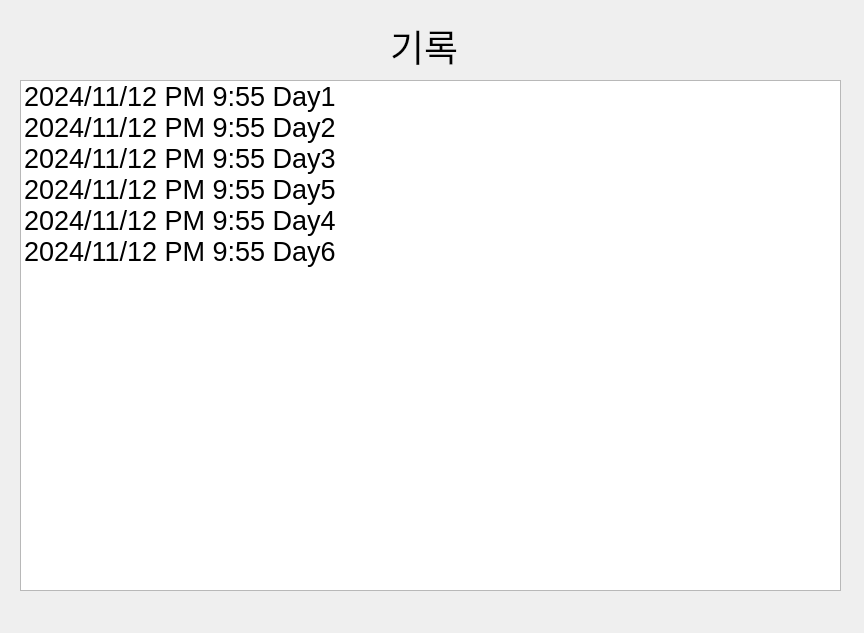
Old version of the form word_test_project/UI_save/record.ui in the repository gomtings/JeoninHighSchool.
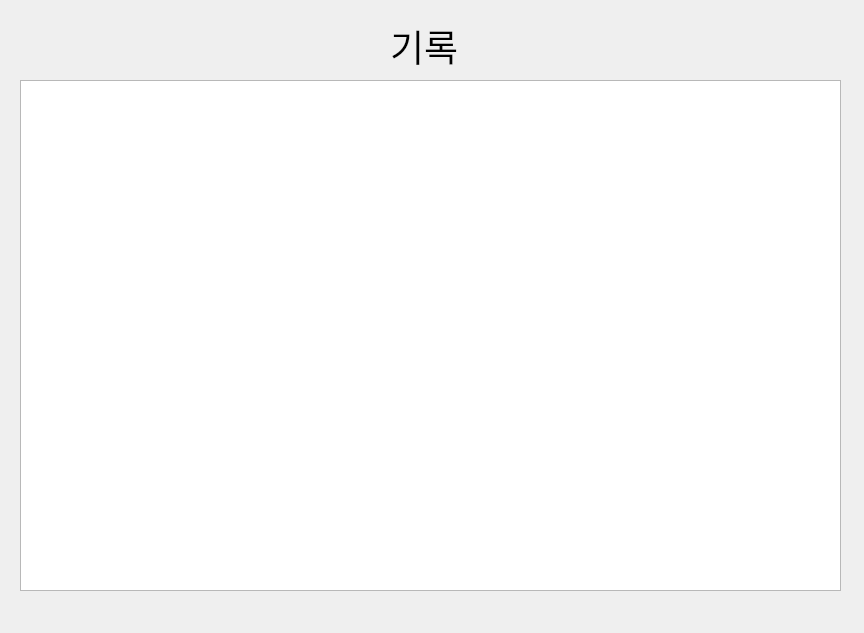
New version of the form.

```diff
--- a/word_test_project/UI_save/record.ui
+++ b/word_test_project/UI_save/record.ui
@@ -27,36 +27,6 @@
      <pointsize>20</pointsize>
     </font>
    </property>
-   <item>
-    <property name="text">
-     <string>2024/11/12 PM 9:55 Day1</string>
-    </property>
-   </item>
-   <item>
-    <property name="text">
-     <string>2024/11/12 PM 9:55 Day2</string>
-    </property>
-   </item>
-   <item>
-    <property name="text">
-     <string>2024/11/12 PM 9:55 Day3</string>
-    </property>
-   </item>
-   <item>
-    <property name="text">
-     <string>2024/11/12 PM 9:55 Day5</string>
-    </property>
-   </item>
-   <item>
-    <property name="text">
-     <string>2024/11/12 PM 9:55 Day4</string>
-    </property>
-   </item>
-   <item>
-    <property name="text">
-     <string>2024/11/12 PM 9:55 Day6</string>
-    </property>
-   </item>
   </widget>
   <widget class="QLabel" name="label">
    <property name="geometry">
```
Left out of the diff: 2 changed lines with no effect on the pictures.
